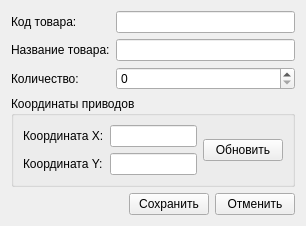
VladimirR46/PharmacyRobot, file cellsettingswindow.ui: the form before one commit.
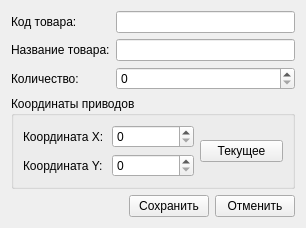
The form after the commit.

What changed in the file:
```diff
--- a/cellsettingswindow.ui
+++ b/cellsettingswindow.ui
@@ -64,13 +64,10 @@
         </property>
        </widget>
       </item>
-      <item row="0" column="1">
-       <widget class="QLineEdit" name="XEdit"/>
-      </item>
-      <item row="0" column="2" rowspan="2">
-       <widget class="QPushButton" name="pushButton">
+      <item row="0" column="3" rowspan="2">
+       <widget class="QPushButton" name="CurrPosButton">
         <property name="text">
-         <string>Обновить</string>
+         <string>Текущее</string>
         </property>
        </widget>
       </item>
@@ -81,8 +78,19 @@
         </property>
        </widget>
       </item>
-      <item row="1" column="1">
-       <widget class="QLineEdit" name="YEdit"/>
+      <item row="0" column="2">
+       <widget class="QSpinBox" name="spinX">
+        <property name="maximum">
+         <number>9999999</number>
+        </property>
+       </widget>
+      </item>
+      <item row="1" column="2">
+       <widget class="QSpinBox" name="spinY">
+        <property name="maximum">
+         <number>9999999</number>
+        </property>
+       </widget>
       </item>
      </layout>
     </widget>
```
